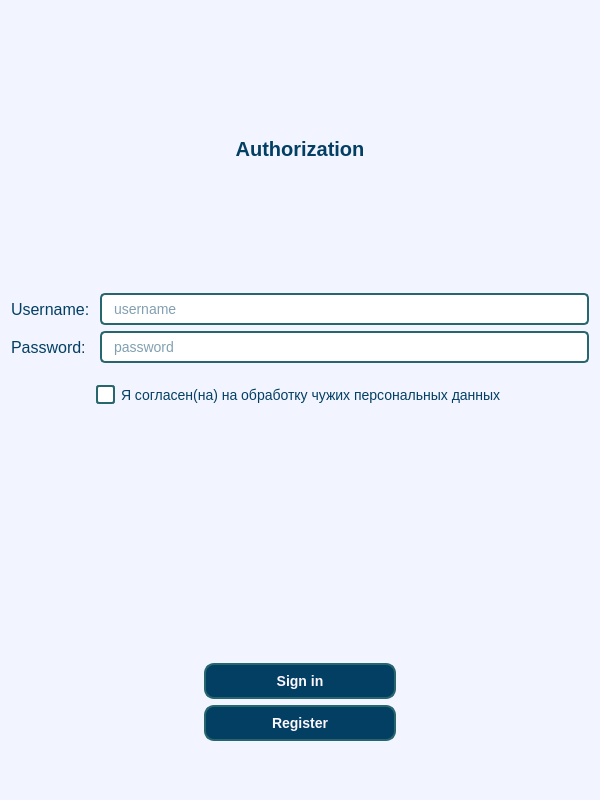
Before: the Qt Designer form course_work/source/menu/Auth and registration/authorization.ui in R-Kiselev/Lab1, drawn with Qt 5.
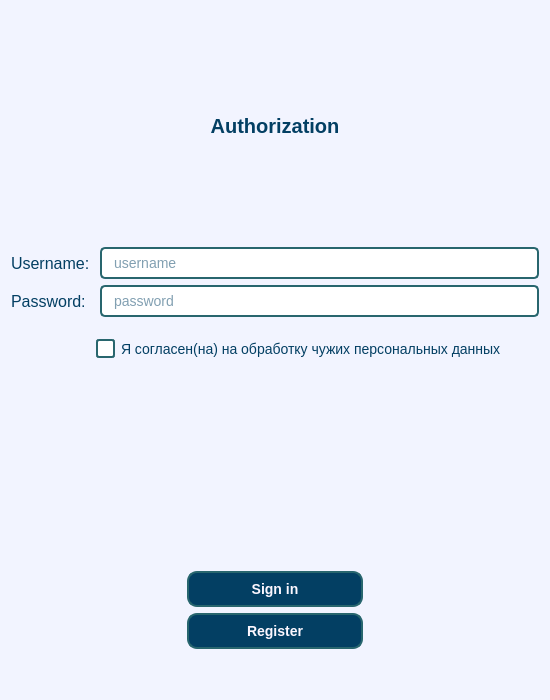
After: the same form once the commit is applied.

Diff of the .ui file:
```diff
--- a/course_work/source/menu/Auth and registration/authorization.ui
+++ b/course_work/source/menu/Auth and registration/authorization.ui
@@ -6,8 +6,8 @@
    <rect>
     <x>0</x>
     <y>0</y>
-    <width>600</width>
-    <height>800</height>
+    <width>550</width>
+    <height>700</height>
    </rect>
   </property>
   <property name="windowTitle">
```
